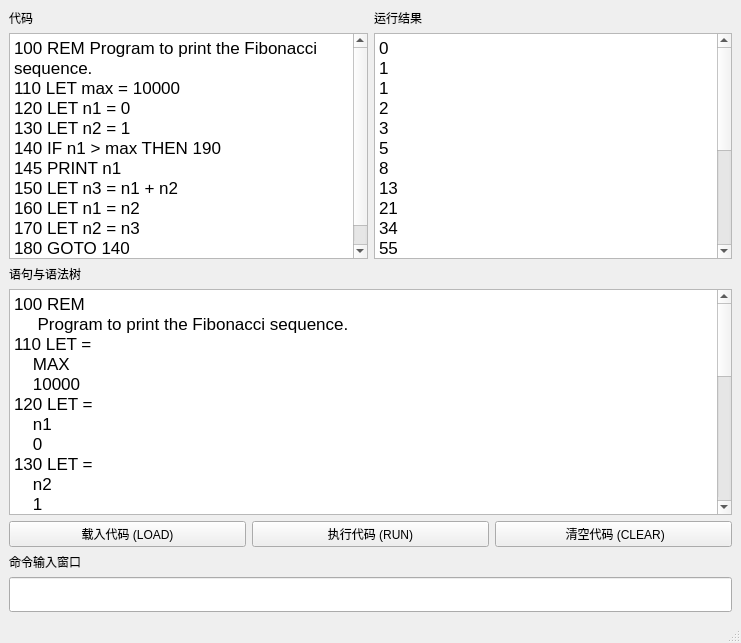
Above: QBasic-handout/mainwindow.ui from creeper12356/MiniBasicGUI before the change. Below: the same form after it.
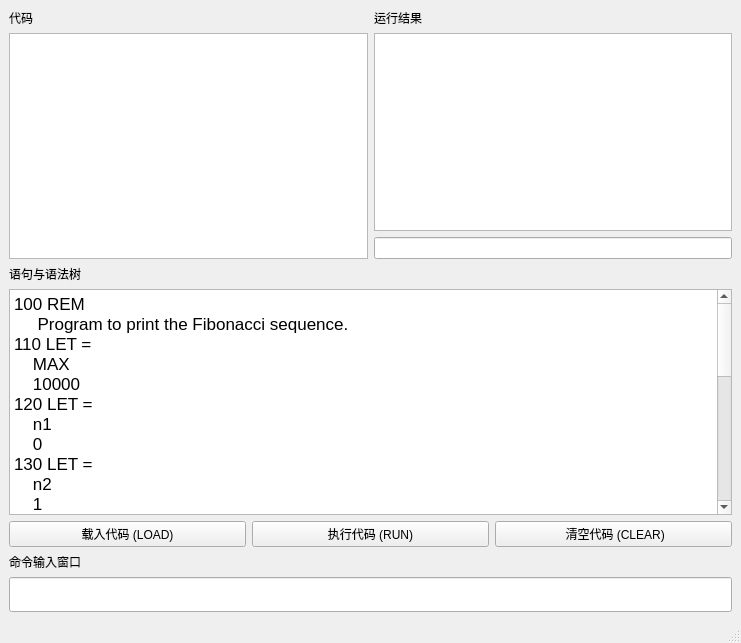
That is the form after the change. Custom widgets are drawn as their Qt base class.

What changed in the file:
```diff
--- a/QBasic-handout/mainwindow.ui
+++ b/QBasic-handout/mainwindow.ui
@@ -42,6 +42,11 @@
           </item>
           <item>
            <widget class="QTextBrowser" name="CodeDisplay">
+            <property name="font">
+             <font>
+              <pointsize>14</pointsize>
+             </font>
+            </property>
             <property name="readOnly">
              <bool>true</bool>
             </property>
@@ -49,18 +54,8 @@
              <string>&lt;!DOCTYPE HTML PUBLIC &quot;-//W3C//DTD HTML 4.0//EN&quot; &quot;http://www.w3.org/TR/REC-html40/strict.dtd&quot;&gt;
 &lt;html&gt;&lt;head&gt;&lt;meta name=&quot;qrichtext&quot; content=&quot;1&quot; /&gt;&lt;style type=&quot;text/css&quot;&gt;
 p, li { white-space: pre-wrap; }
-&lt;/style&gt;&lt;/head&gt;&lt;body style=&quot; font-family:'.AppleSystemUIFont'; font-size:13pt; font-weight:400; font-style:normal;&quot;&gt;
-&lt;p style=&quot; margin-top:0px; margin-bottom:0px; margin-left:0px; margin-right:0px; -qt-block-indent:0; text-indent:0px;&quot;&gt;100 REM Program to print the Fibonacci sequence.&lt;/p&gt;
-&lt;p style=&quot; margin-top:0px; margin-bottom:0px; margin-left:0px; margin-right:0px; -qt-block-indent:0; text-indent:0px;&quot;&gt;110 LET max = 10000&lt;/p&gt;
-&lt;p style=&quot; margin-top:0px; margin-bottom:0px; margin-left:0px; margin-right:0px; -qt-block-indent:0; text-indent:0px;&quot;&gt;120 LET n1 = 0&lt;/p&gt;
-&lt;p style=&quot; margin-top:0px; margin-bottom:0px; margin-left:0px; margin-right:0px; -qt-block-indent:0; text-indent:0px;&quot;&gt;130 LET n2 = 1&lt;/p&gt;
-&lt;p style=&quot; margin-top:0px; margin-bottom:0px; margin-left:0px; margin-right:0px; -qt-block-indent:0; text-indent:0px;&quot;&gt;140 IF n1 &amp;gt; max THEN 190&lt;/p&gt;
-&lt;p style=&quot; margin-top:0px; margin-bottom:0px; margin-left:0px; margin-right:0px; -qt-block-indent:0; text-indent:0px;&quot;&gt;145 PRINT n1&lt;/p&gt;
-&lt;p style=&quot; margin-top:0px; margin-bottom:0px; margin-left:0px; margin-right:0px; -qt-block-indent:0; text-indent:0px;&quot;&gt;150 LET n3 = n1 + n2&lt;/p&gt;
-&lt;p style=&quot; margin-top:0px; margin-bottom:0px; margin-left:0px; margin-right:0px; -qt-block-indent:0; text-indent:0px;&quot;&gt;160 LET n1 = n2&lt;/p&gt;
-&lt;p style=&quot; margin-top:0px; margin-bottom:0px; margin-left:0px; margin-right:0px; -qt-block-indent:0; text-indent:0px;&quot;&gt;170 LET n2 = n3&lt;/p&gt;
-&lt;p style=&quot; margin-top:0px; margin-bottom:0px; margin-left:0px; margin-right:0px; -qt-block-indent:0; text-indent:0px;&quot;&gt;180 GOTO 140&lt;/p&gt;
-&lt;p style=&quot; margin-top:0px; margin-bottom:0px; margin-left:0px; margin-right:0px; -qt-block-indent:0; text-indent:0px;&quot;&gt;190 END&lt;/p&gt;&lt;/body&gt;&lt;/html&gt;</string>
+&lt;/style&gt;&lt;/head&gt;&lt;body style=&quot; font-family:'Ubuntu'; font-size:14pt; font-weight:400; font-style:normal;&quot;&gt;
+&lt;p style=&quot;-qt-paragraph-type:empty; margin-top:0px; margin-bottom:0px; margin-left:0px; margin-right:0px; -qt-block-indent:0; text-indent:0px;&quot;&gt;&lt;br /&gt;&lt;/p&gt;&lt;/body&gt;&lt;/html&gt;</string>
             </property>
            </widget>
           </item>
@@ -81,31 +76,14 @@
              <string>&lt;!DOCTYPE HTML PUBLIC &quot;-//W3C//DTD HTML 4.0//EN&quot; &quot;http://www.w3.org/TR/REC-html40/strict.dtd&quot;&gt;
 &lt;html&gt;&lt;head&gt;&lt;meta name=&quot;qrichtext&quot; content=&quot;1&quot; /&gt;&lt;style type=&quot;text/css&quot;&gt;
 p, li { white-space: pre-wrap; }
-&lt;/style&gt;&lt;/head&gt;&lt;body style=&quot; font-family:'.AppleSystemUIFont'; font-size:13pt; font-weight:400; font-style:normal;&quot;&gt;
-&lt;p style=&quot; margin-top:0px; margin-bottom:0px; margin-left:0px; margin-right:0px; -qt-block-indent:0; text-indent:0px;&quot;&gt;0&lt;/p&gt;
-&lt;p style=&quot; margin-top:0px; margin-bottom:0px; margin-left:0px; margin-right:0px; -qt-block-indent:0; text-indent:0px;&quot;&gt;1&lt;/p&gt;
-&lt;p style=&quot; margin-top:0px; margin-bottom:0px; margin-left:0px; margin-right:0px; -qt-block-indent:0; text-indent:0px;&quot;&gt;1&lt;/p&gt;
-&lt;p style=&quot; margin-top:0px; margin-bottom:0px; margin-left:0px; margin-right:0px; -qt-block-indent:0; text-indent:0px;&quot;&gt;2&lt;/p&gt;
-&lt;p style=&quot; margin-top:0px; margin-bottom:0px; margin-left:0px; margin-right:0px; -qt-block-indent:0; text-indent:0px;&quot;&gt;3&lt;/p&gt;
-&lt;p style=&quot; margin-top:0px; margin-bottom:0px; margin-left:0px; margin-right:0px; -qt-block-indent:0; text-indent:0px;&quot;&gt;5&lt;/p&gt;
-&lt;p style=&quot; margin-top:0px; margin-bottom:0px; margin-left:0px; margin-right:0px; -qt-block-indent:0; text-indent:0px;&quot;&gt;8&lt;/p&gt;
-&lt;p style=&quot; margin-top:0px; margin-bottom:0px; margin-left:0px; margin-right:0px; -qt-block-indent:0; text-indent:0px;&quot;&gt;13&lt;/p&gt;
-&lt;p style=&quot; margin-top:0px; margin-bottom:0px; margin-left:0px; margin-right:0px; -qt-block-indent:0; text-indent:0px;&quot;&gt;21&lt;/p&gt;
-&lt;p style=&quot; margin-top:0px; margin-bottom:0px; margin-left:0px; margin-right:0px; -qt-block-indent:0; text-indent:0px;&quot;&gt;34&lt;/p&gt;
-&lt;p style=&quot; margin-top:0px; margin-bottom:0px; margin-left:0px; margin-right:0px; -qt-block-indent:0; text-indent:0px;&quot;&gt;55&lt;/p&gt;
-&lt;p style=&quot; margin-top:0px; margin-bottom:0px; margin-left:0px; margin-right:0px; -qt-block-indent:0; text-indent:0px;&quot;&gt;89&lt;/p&gt;
-&lt;p style=&quot; margin-top:0px; margin-bottom:0px; margin-left:0px; margin-right:0px; -qt-block-indent:0; text-indent:0px;&quot;&gt;144&lt;/p&gt;
-&lt;p style=&quot; margin-top:0px; margin-bottom:0px; margin-left:0px; margin-right:0px; -qt-block-indent:0; text-indent:0px;&quot;&gt;233&lt;/p&gt;
-&lt;p style=&quot; margin-top:0px; margin-bottom:0px; margin-left:0px; margin-right:0px; -qt-block-indent:0; text-indent:0px;&quot;&gt;377&lt;/p&gt;
-&lt;p style=&quot; margin-top:0px; margin-bottom:0px; margin-left:0px; margin-right:0px; -qt-block-indent:0; text-indent:0px;&quot;&gt;610&lt;/p&gt;
-&lt;p style=&quot; margin-top:0px; margin-bottom:0px; margin-left:0px; margin-right:0px; -qt-block-indent:0; text-indent:0px;&quot;&gt;987&lt;/p&gt;
-&lt;p style=&quot; margin-top:0px; margin-bottom:0px; margin-left:0px; margin-right:0px; -qt-block-indent:0; text-indent:0px;&quot;&gt;1597&lt;/p&gt;
-&lt;p style=&quot; margin-top:0px; margin-bottom:0px; margin-left:0px; margin-right:0px; -qt-block-indent:0; text-indent:0px;&quot;&gt;2584&lt;/p&gt;
-&lt;p style=&quot; margin-top:0px; margin-bottom:0px; margin-left:0px; margin-right:0px; -qt-block-indent:0; text-indent:0px;&quot;&gt;4181&lt;/p&gt;
-&lt;p style=&quot; margin-top:0px; margin-bottom:0px; margin-left:0px; margin-right:0px; -qt-block-indent:0; text-indent:0px;&quot;&gt;6765&lt;/p&gt;&lt;/body&gt;&lt;/html&gt;</string>
+&lt;/style&gt;&lt;/head&gt;&lt;body style=&quot; font-family:'Ubuntu'; font-size:11pt; font-weight:400; font-style:normal;&quot;&gt;
+&lt;p style=&quot;-qt-paragraph-type:empty; margin-top:0px; margin-bottom:0px; margin-left:0px; margin-right:0px; -qt-block-indent:0; text-indent:0px;&quot;&gt;&lt;br /&gt;&lt;/p&gt;&lt;/body&gt;&lt;/html&gt;</string>
             </property>
            </widget>
           </item>
+          <item>
+           <widget class="QLineEdit" name="inputLineEdit"/>
+          </item>
          </layout>
         </item>
        </layout>
@@ -237,6 +215,13 @@
   </widget>
   <widget class="QStatusBar" name="statusbar"/>
  </widget>
+ <customwidgets>
+  <customwidget>
+   <class>TerminalLineEdit</class>
+   <extends>QLineEdit</extends>
+   <header>terminallineedit.h</header>
+  </customwidget>
+ </customwidgets>
  <resources/>
  <connections/>
 </ui>
```
Left out of the diff: 66 changed lines with no effect on the pictures.
